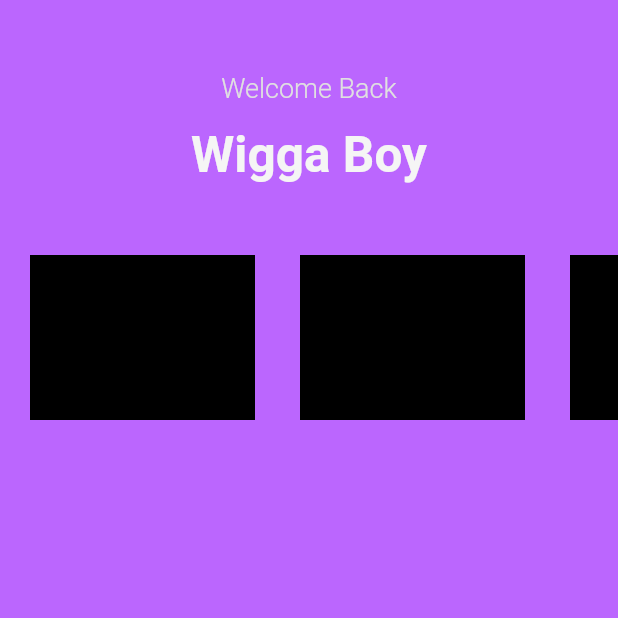
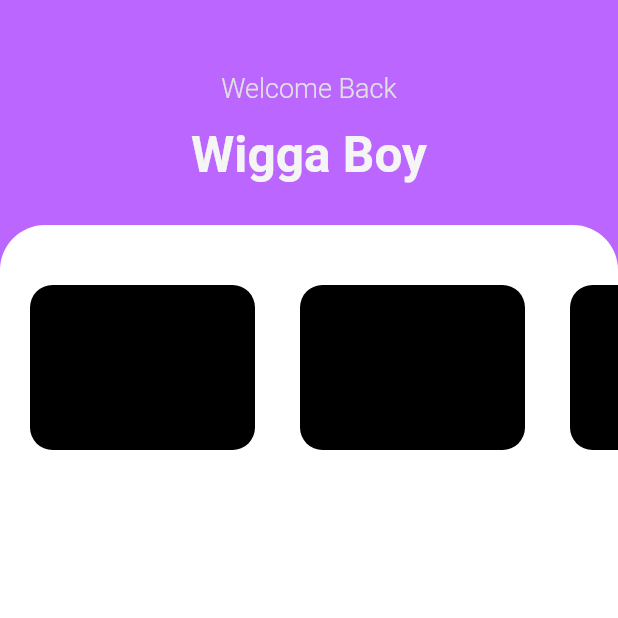
Before and after one commit to Syncxv/music-player-flutter, a Flutter app: the screen it shows after launch, on a phone screen of 412 x 824 dp, the top half of it. Run offline on Flutter 3.47's test engine with Material 2 defaults, Android fonts, the phone set to English and light mode, and no system bars.

Commit message:
i forgot what i did here

```diff
--- a/lib/screens/home_screen.dart
+++ b/lib/screens/home_screen.dart
@@ -53,7 +53,19 @@ class HomeScreen extends StatelessWidget {
           ),
         ),
         SliverToBoxAdapter(
-          child: PlaylistsContainer(
+          child: Container(
+            height: 900,
+            padding: const EdgeInsets.only(top: 20),
+            decoration: const BoxDecoration(
+              color: Colors.white,
+              borderRadius: BorderRadius.only(
+                topLeft: Radius.circular(30),
+                topRight: Radius.circular(30),
+              ),
+            ),
+            child: Column(
+              children: [
+                PlaylistsContainer(
                   playlists: [
                     Playlist(name: "hi", id: 1, songs: []),
                     Playlist(name: "hi", id: 1, songs: []),
@@ -63,6 +75,9 @@ class HomeScreen extends StatelessWidget {
                     Playlist(name: "hi", id: 1, songs: []),
                   ],
                 ),
+              ],
+            ),
+          ),
         )
       ],
     ));
--- a/lib/widgets/bruh_list.dart
+++ b/lib/widgets/bruh_list.dart
@@ -10,7 +10,7 @@ class PlaylistsContainer extends StatelessWidget {
 
   @override
   Widget build(BuildContext context) {
-    return Container(
+    return SizedBox(
       height: 150,
       // color: Colors.red[200],
       child: ListView.builder(
@@ -19,8 +19,13 @@ class PlaylistsContainer extends StatelessWidget {
           padding: const EdgeInsets.symmetric(horizontal: 20, vertical: 20),
           itemBuilder: (ctx, index) {
             return Container(
+              decoration: const BoxDecoration(
+                color: Colors.black,
+                borderRadius: BorderRadius.all(
+                  Radius.circular(15),
+                ),
+              ),
               margin: const EdgeInsets.only(right: 30),
-              color: Colors.black,
               width: 150,
             );
           }),
```
Lines whose indentation alone changed are shown as unchanged.
